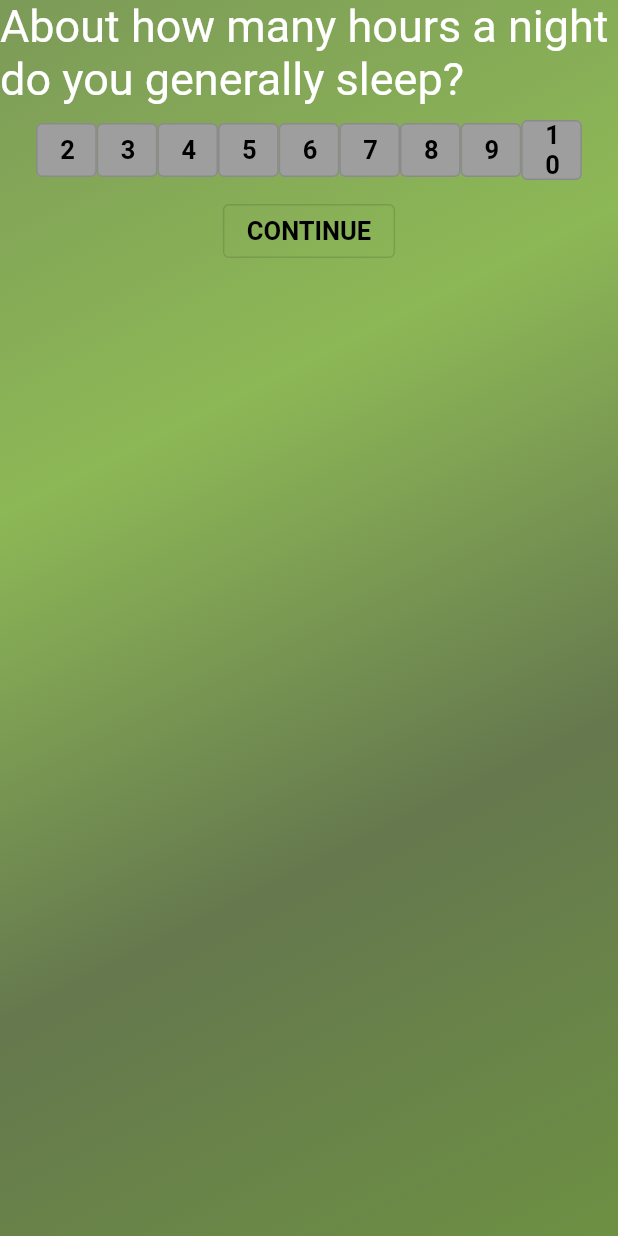
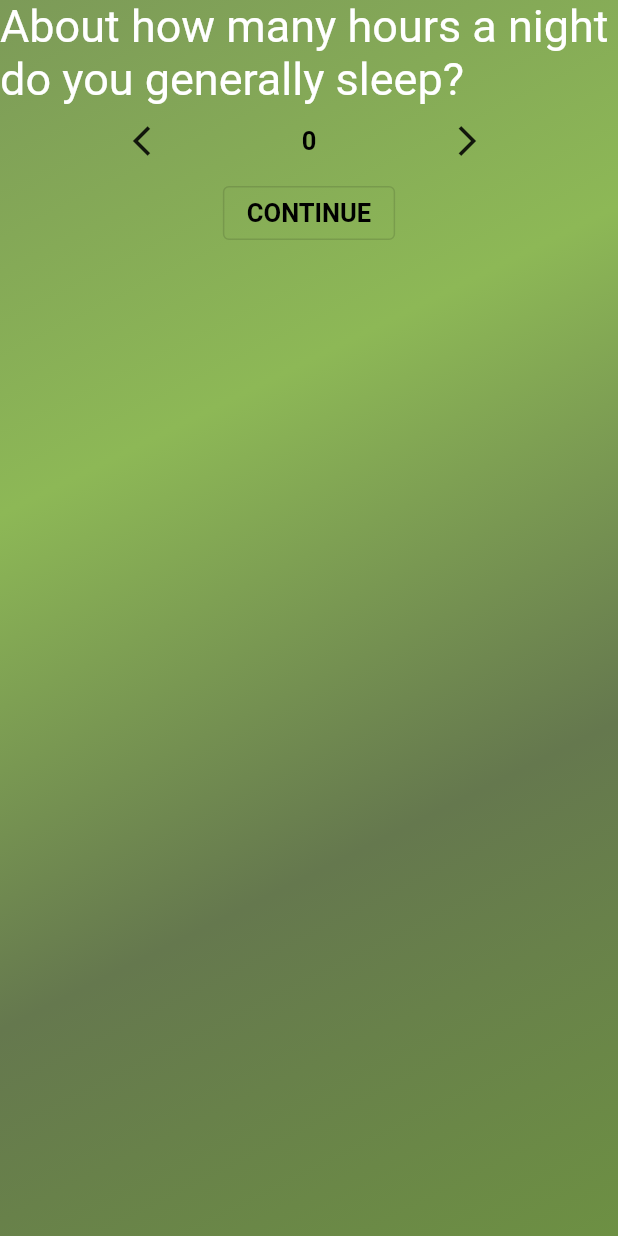
Before and after one commit to senior-design-2022-23/sr-design-w1-tracy, a Flutter app: the SleepPage screen opened directly, on a phone screen of 412 x 824 dp. Run offline on Flutter 3.47's test engine with Material 2 defaults, Android fonts, the phone set to English and light mode, and no system bars; our stand-ins replace google_sign_in, parse_server_sdk_flutter; missing offline and left inert: dart:js.

Commit message:
sleep page front end complete without backend

```diff
--- a/lib/src/features/profiling/presentation/sleeppage.dart
+++ b/lib/src/features/profiling/presentation/sleeppage.dart
@@ -8,33 +8,18 @@ class SleepPage extends StatefulWidget {
 
 }
 
-class _SleepPageState extends State<SleepPage>{
+class _SleepPageState extends State<SleepPage> {
+  int value = 0;
 
-  Color getForegroundColor(Set<MaterialState> states) {
-    const interactiveStates = <MaterialState>{
-      MaterialState.pressed,
-      MaterialState.hovered,
-    };
-
-    if (states.any(interactiveStates.contains)) {
-      return Colors.blue;
-    } else if (states.contains(MaterialState.focused)) {
-      return Colors.green;
-    } else {
-      return Colors.white;
-    }
+  @override
+  void initState() {
+    super.initState();
+    value = 0;
   }
 
-  Color getBackgroundColor(Set<MaterialState> states) {
-    if (states.contains(MaterialState.focused)) return Colors.black;
-    if (states.contains(MaterialState.pressed)) return Colors.green;
-
-    return Colors.grey;
-  }
 
   @override
   Widget build(BuildContext context) {
-
     return Container(
         decoration: const BoxDecoration(
             gradient: LinearGradient(
@@ -46,7 +31,10 @@ class _SleepPageState extends State<SleepPage>{
                   Color.fromARGB(255, 101, 120, 78),
                   Color.fromARGB(255, 109, 144, 67)
                 ])),
-        child: Column(
+        child: Scaffold(
+            backgroundColor: Colors.transparent,
+            body: Column(
+            crossAxisAlignment: CrossAxisAlignment.center,
             children: <Widget>[
               const Text(
                 "About how many hours a night do you generally sleep?",
@@ -55,31 +43,56 @@ class _SleepPageState extends State<SleepPage>{
                     color: Colors.white
                 ),
               ),
-              Container(
-                alignment: Alignment.topCenter,
-                child: Container(
-                    height: 60,
-                    padding: const EdgeInsets.all(3.5),
-                    width: MediaQuery
-                        .of(context)
-                        .size
-                        .width * 0.9,
-                    child: Row(
-                      children: <Widget>[
-                        _sleepNumber("2"),
-                        _sleepNumber("3"),
-                        _sleepNumber("4"),
-                        _sleepNumber("5"),
-                        _sleepNumber("6"),
-                        _sleepNumber("7"),
-                        _sleepNumber("8"),
-                        _sleepNumber("9"),
-                        _sleepNumber("10"),
-                      ],
-                    )),
+              Row(
+                mainAxisAlignment: MainAxisAlignment.spaceEvenly,
+                crossAxisAlignment: CrossAxisAlignment.center,
+                children: <Widget> [
+                  Material(
+                    color: Colors.transparent,
+                    child: IconButton(
+                      icon: const Icon(Icons.arrow_back_ios),
+                      tooltip: '-1',
+                      onPressed: () {
+                        setState(() {
+                          if(value > 3) {
+                            value -= 1;
+                          }
+                        });
+                      },
+                    ),
+                  ),
+                  Text(
+                      '$value',
+                       style: const TextStyle(
+                        color: Colors.black,
+                        fontWeight: FontWeight.bold,
+                        fontSize: 17,
+                      )
+                  ),
+                  Material(
+                    color:  Colors.transparent,
+                    child: IconButton(
+                      icon: const Icon(
+                          Icons.arrow_forward_ios_outlined
+                      ),
+                      tooltip: '+1',
+                      onPressed: () {
+                        setState(() {
+                          if(value < 16) {
+                            value += 1;
+                          }
+                        });
+                      },
+                    ),
+                  ),
+
+                ],
               ),
+              // continue button
               OutlinedButton(
-                  onPressed: () => {
+                  onPressed: () =>
+                  {
+                    // TODO: backend
                   },
                   child:
                   const Text(
@@ -91,35 +104,10 @@ class _SleepPageState extends State<SleepPage>{
                       )
                   )
               )
-            ]
+            ],
+
         )
-    );
-  }
-
-  Expanded _sleepNumber(String hour) {
-
-    final foregroundColor = MaterialStateProperty.resolveWith<Color>(getForegroundColor);
-    final backgroundColor = MaterialStateProperty.resolveWith<Color>(getBackgroundColor);
-
-    final style = ButtonStyle(
-      foregroundColor: foregroundColor,
-      backgroundColor: backgroundColor,
-    );
-
-    return Expanded(
-        child: OutlinedButton (
-          style: style,
-          onPressed: () => {
-          },
-          child: Text(
-              hour,
-              style: const TextStyle(
-                color: Colors.black,
-                fontWeight: FontWeight.bold,
-                fontSize: 17,
-              )
-          ),
-        )
+    )
     );
   }
 }
```
